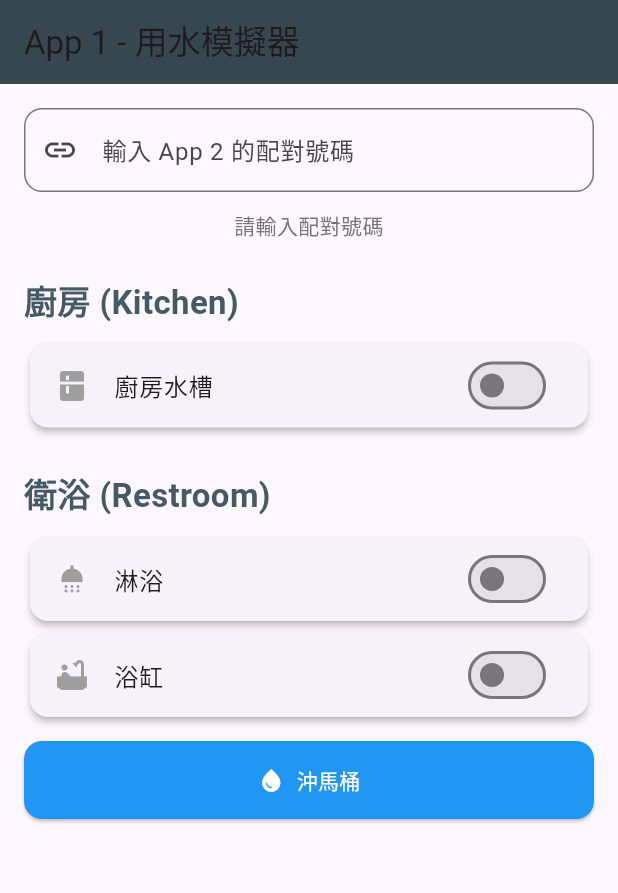
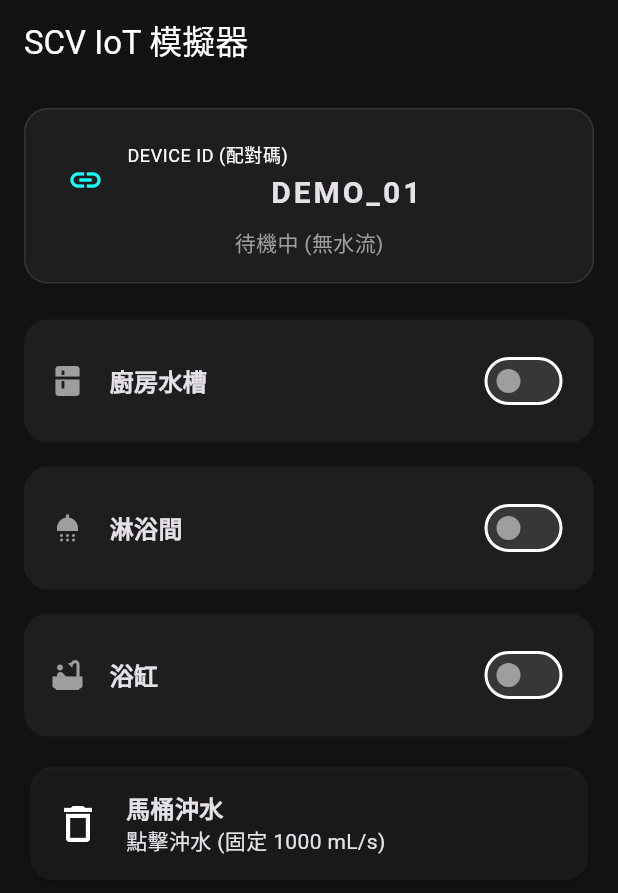
Before and after one commit to min20120907/SCV-Water-Emulator, a Flutter app: the screen it shows after launch, on a phone screen of 412 x 824 dp. Shown: the top 893 px of the screen. Run offline on Flutter 3.47's test engine with Material 3 defaults, Android fonts, the phone set to English and light mode, and no system bars; our stand-ins replace cloud_firestore, firebase_core, flutter_riverpod; accounts and stored records are empty.

Commit message:
Refactor .gitignore, update dependencies in pubspec.lock, and enhance main.dart with improved flow rate management and UI updates.

```diff
--- a/lib/main.dart
+++ b/lib/main.dart
@@ -1,25 +1,19 @@
+import 'dart:async';
+import 'dart:math';
+
+import 'package:cloud_firestore/cloud_firestore.dart';
+import 'package:firebase_core/firebase_core.dart';
 import 'package:flutter/material.dart';
 import 'package:flutter_riverpod/flutter_riverpod.dart';
-import 'package:cloud_firestore/cloud_firestore.dart';
-import 'package:firebase_core/firebase_core.dart';
-import 'dart:async';
 
-import 'package:scv_water_emu/firebase_options.dart';
+import 'firebase_options.dart';
 
-// --- 您需要_Initialize Firebase---
-// 1. 請先確保您已設定 Firebase 專案並將 google-services.json (Android) / GoogleService-Info.plist (iOS) 加入
-// 2. 在 pubspec.yaml 加入:
-//    flutter_riverpod: ^2.5.1
-//    firebase_core: ^2.27.2
-//    cloud_firestore: ^4.15.10
-//
-// 3. 您的 main.dart 應如下所示:
 void main() async {
   WidgetsFlutterBinding.ensureInitialized();
   await Firebase.initializeApp(
-    options: DefaultFirebaseOptions.currentPlatform, // 如果您使用 FlutterFire CLI
+    options: DefaultFirebaseOptions.currentPlatform,
   );
-  runApp(ProviderScope(child: MyApp()));
+  runApp(const ProviderScope(child: MyApp()));
 }
 
 class MyApp extends StatelessWidget {
@@ -27,278 +21,373 @@ class MyApp extends StatelessWidget {
 
   @override
   Widget build(BuildContext context) {
-    return MaterialApp(title: 'SCV Water Emulator', home: WaterSimulatorApp());
+    return MaterialApp(
+      title: 'SCV Water Emulator',
+      debugShowCheckedModeBanner: false,
+      theme: ThemeData.dark().copyWith(
+        primaryColor: Colors.cyanAccent,
+        scaffoldBackgroundColor: const Color(0xFF121212),
+        colorScheme: const ColorScheme.dark(
+          primary: Colors.cyanAccent,
+          secondary: Colors.blueAccent,
+          surface: Color(0xFF1E1E1E),
+        ),
+        sliderTheme: const SliderThemeData(
+          showValueIndicator: ShowValueIndicator.onDrag,
+        ),
+      ),
+      home: const WaterSimulatorApp(),
+    );
   }
 }
-// --- Firebase 結束 ---
 
-// --- 定義水流速率 (mL/秒) ---
-const double kitchenSinkFlow = 65.0;
-const double showerFlow = 65.0;
-const double bathtubFlow = 65.0;
-const double toiletFlushFlow = 1000.0; // 假設沖 5 秒
-const int toiletFlushDuration = 5; // 沖水持續秒數
-// ---
+final kitchenActiveProvider = StateProvider<bool>((ref) => false);
+final kitchenFlowRateProvider = StateProvider<double>((ref) => 65.0);
 
-// --- 狀態管理 (Riverpod) ---
-// 廚房
-final kitchenSinkProvider = StateProvider<bool>((ref) => false);
-// 衛浴
-final showerProvider = StateProvider<bool>((ref) => false);
-final bathtubProvider = StateProvider<bool>((ref) => false);
-final toiletFlushingProvider = StateProvider<bool>((ref) => false); // 是否正在沖馬桶
-final toiletFlushTimerProvider = StateProvider<int>((ref) => 0); // 沖水剩餘秒數
-// ---
+final showerActiveProvider = StateProvider<bool>((ref) => false);
+final showerFlowRateProvider = StateProvider<double>((ref) => 80.0);
+
+final bathtubActiveProvider = StateProvider<bool>((ref) => false);
+final bathtubFlowRateProvider = StateProvider<double>((ref) => 120.0);
+
+final toiletFlushingProvider = StateProvider<bool>((ref) => false);
+final toiletFlushDurationProvider = StateProvider<int>((ref) => 0);
+const double toiletFlushFlowRate = 1000.0;
+const int toiletFlushSeconds = 5;
 
 class WaterSimulatorApp extends ConsumerStatefulWidget {
   const WaterSimulatorApp({super.key});
 
   @override
-  _WaterSimulatorAppState createState() => _WaterSimulatorAppState();
+  ConsumerState<WaterSimulatorApp> createState() => _WaterSimulatorAppState();
 }
 
 class _WaterSimulatorAppState extends ConsumerState<WaterSimulatorApp> {
   final TextEditingController _pairingCodeController = TextEditingController();
   Timer? _simulationTimer;
-  String _statusMessage = "尚未連線";
+  Timer? _toiletCountdownTimer;
+  final Random _random = Random();
+  String _statusMessage = "準備就緒";
+  bool _isSending = false;
 
   @override
   void initState() {
     super.initState();
-    // 啟動每秒一次的模擬計時器
+    _pairingCodeController.text = "DEMO_01";
     _startSimulationLoop();
   }
 
   @override
   void dispose() {
     _simulationTimer?.cancel();
+    _toiletCountdownTimer?.cancel();
     _pairingCodeController.dispose();
     super.dispose();
   }
 
   void _startSimulationLoop() {
-    _simulationTimer = Timer.periodic(Duration(seconds: 1), (timer) {
-      if (_pairingCodeController.text.isEmpty) {
-        setState(() {
-          _statusMessage = "請輸入配對號碼";
-        });
-        return; // 沒有配對碼，不傳送
-      }
+    _simulationTimer?.cancel();
+    _simulationTimer = Timer.periodic(const Duration(seconds: 3), (timer) {
+      if (_pairingCodeController.text.trim().isEmpty) return;
 
-      // 檢查是否正在沖馬桶
-      _handleToiletFlush();
+      _handleToiletFlushLogic();
 
-      // 讀取目前所有裝置的狀態
-      final isKitchenSinkOn = ref.read(kitchenSinkProvider);
-      final isShowerOn = ref.read(showerProvider);
-      final isBathtubOn = ref.read(bathtubProvider);
-      final isToiletFlushing = ref.read(toiletFlushingProvider);
+      final noise = 0.9 + (_random.nextDouble() * 0.2);
+      final kFlow = ref.read(kitchenActiveProvider)
+          ? ref.read(kitchenFlowRateProvider) * noise
+          : 0.0;
+      final sFlow = ref.read(showerActiveProvider)
+          ? ref.read(showerFlowRateProvider) * noise
+          : 0.0;
+      final bFlow = ref.read(bathtubActiveProvider)
+          ? ref.read(bathtubFlowRateProvider) * noise
+          : 0.0;
+      final tFlow = ref.read(toiletFlushingProvider) ? toiletFlushFlowRate : 0.0;
 
-      // --- 計算總水量 (疊加) ---
-      double kitchenTotalML = 0;
-      if (isKitchenSinkOn) {
-        kitchenTotalML += kitchenSinkFlow;
-      }
-
-      double restroomTotalML = 0;
-      if (isShowerOn) {
-        restroomTotalML += showerFlow;
-      }
-      if (isBathtubOn) {
-        restroomTotalML += bathtubFlow;
-      }
-      if (isToiletFlushing) {
-        restroomTotalML += toiletFlushFlow;
-      }
-      // ---
+      final totalFlow = kFlow + sFlow + bFlow + tFlow;
 
       setState(() {
-        _statusMessage =
-            "傳送中... (廚房: ${kitchenTotalML}mL/s, 衛浴: ${restroomTotalML}mL/s)";
+        _isSending = totalFlow > 0;
+        _statusMessage = _isSending
+            ? "上傳中... 總流量: ${totalFlow.toStringAsFixed(1)} mL/s"
+            : "待機中 (無水流)";
       });
 
-      // --- 傳送資料到 Firebase ---
-      if (kitchenTotalML > 0) {
-        _sendData("KITCHEN", kitchenTotalML);
+      if (totalFlow > 0) {
+        _sendData({
+          'kitchen_flow': double.parse(kFlow.toStringAsFixed(1)),
+          'shower_flow': double.parse(sFlow.toStringAsFixed(1)),
+          'bathtub_flow': double.parse(bFlow.toStringAsFixed(1)),
+          'toilet_flow': double.parse(tFlow.toStringAsFixed(1)),
+        });
       }
-      if (restroomTotalML > 0) {
-        _sendData("RESTROOM", restroomTotalML);
-      }
-      // ---
     });
   }
 
-  // 處理馬桶沖水計時
-  void _handleToiletFlush() {
-    if (ref.read(toiletFlushingProvider)) {
-      int remaining = ref.read(toiletFlushTimerProvider);
-      if (remaining > 0) {
-        ref.read(toiletFlushTimerProvider.notifier).state = remaining - 1;
-      } else {
-        // 沖水結束
-        ref.read(toiletFlushingProvider.notifier).state = false;
-      }
+  void _handleToiletFlushLogic() {
+    if (!ref.read(toiletFlushingProvider)) return;
+
+    final remaining = ref.read(toiletFlushDurationProvider);
+    if (remaining <= 0) {
+      ref.read(toiletFlushingProvider.notifier).state = false;
     }
   }
 
-  // 觸發沖馬桶
   void _flushToilet() {
-    if (!ref.read(toiletFlushingProvider)) {
-      ref.read(toiletFlushingProvider.notifier).state = true;
-      ref.read(toiletFlushTimerProvider.notifier).state = toiletFlushDuration;
-    }
+    if (ref.read(toiletFlushingProvider)) return;
+
+    ref.read(toiletFlushingProvider.notifier).state = true;
+    ref.read(toiletFlushDurationProvider.notifier).state = toiletFlushSeconds;
+
+    _toiletCountdownTimer?.cancel();
+    _toiletCountdownTimer = Timer.periodic(const Duration(seconds: 1), (timer) {
+      if (!mounted) {
+        timer.cancel();
+        return;
+      }
+      final remaining = ref.read(toiletFlushDurationProvider);
+      if (remaining > 0) {
+        ref.read(toiletFlushDurationProvider.notifier).state = remaining - 1;
+      } else {
+        ref.read(toiletFlushingProvider.notifier).state = false;
+        timer.cancel();
+      }
+    });
   }
 
-  // 傳送資料
-  Future<void> _sendData(String location, double amountML) async {
-    final pairingCode = _pairingCodeController.text;
-    if (pairingCode.isEmpty) return;
+  Future<void> _sendData(Map<String, dynamic> data) async {
+    final deviceId = _pairingCodeController.text.trim();
+    if (deviceId.isEmpty) return;
 
     try {
-      // 這會在 'channels' 集合中找到 {pairingCode} 文件，
-      // 並在底下的 'logs' 子集合中新增一筆資料
       await FirebaseFirestore.instance
-          .collection('channels')
-          .doc(pairingCode)
-          .collection('logs')
+          .collection('readings')
+          .doc(deviceId)
+          .collection('stream')
           .add({
-            'location': location,
-            'amountML': amountML,
-            'timestamp': FieldValue.serverTimestamp(), // 使用伺服器時間
+            ...data,
+            'timestamp': FieldValue.serverTimestamp(),
           });
     } catch (e) {
-      // 實際應用中應處理錯誤
-      print("Firebase 傳送失敗: $e");
-      setState(() {
-        _statusMessage = "錯誤：傳送失敗";
-      });
+      debugPrint("Error: $e");
     }
   }
 
   @override
   Widget build(BuildContext context) {
-    // 監聽馬桶剩餘秒數以更新 UI
-    final toiletTimeLeft = ref.watch(toiletFlushTimerProvider);
+    final panelDecoration = BoxDecoration(
+      color: Colors.white.withAlpha(13),
+      borderRadius: BorderRadius.circular(16),
+      border: Border.all(color: Colors.white10),
+    );
 
     return Scaffold(
       appBar: AppBar(
-        title: Text('App 1 - 用水模擬器'),
-        backgroundColor: Colors.blueGrey[800],
+        title: const Text('SCV IoT 模擬器'),
+        backgroundColor: Colors.transparent,
+        elevation: 0,
+        actions: [
+          if (_isSending)
+            const Padding(
+              padding: EdgeInsets.only(right: 16),
+              child: Icon(Icons.cloud_upload, color: Colors.cyanAccent),
+            ),
+        ],
       ),
       body: SingleChildScrollView(
-        padding: const EdgeInsets.all(16.0),
+        padding: const EdgeInsets.all(16),
         child: Column(
-          crossAxisAlignment: CrossAxisAlignment.stretch,
           children: [
-            // --- 配對區 ---
-            TextField(
-              controller: _pairingCodeController,
-              decoration: InputDecoration(
-                labelText: '輸入 App 2 的配對號碼',
-                border: OutlineInputBorder(
-                  borderRadius: BorderRadius.circular(12),
-                ),
-                prefixIcon: Icon(Icons.link),
+            Container(
+              padding: const EdgeInsets.all(16),
+              decoration: panelDecoration,
+              child: Column(
+                children: [
+                  TextField(
+                    controller: _pairingCodeController,
+                    textAlign: TextAlign.center,
+                    style: const TextStyle(
+                      fontSize: 20,
+                      letterSpacing: 2,
+                      fontWeight: FontWeight.bold,
+                    ),
+                    decoration: const InputDecoration(
+                      labelText: 'DEVICE ID (配對碼)',
+                      border: InputBorder.none,
+                      prefixIcon: Icon(Icons.link, color: Colors.cyanAccent),
+                    ),
+                  ),
+                  Text(
+                    _statusMessage,
+                    style: TextStyle(
+                      color: _isSending ? Colors.cyanAccent : Colors.grey,
+                    ),
+                  ),
+                ],
               ),
-              keyboardType: TextInputType.number,
             ),
-            SizedBox(height: 12),
-            Text(
-              _statusMessage,
-              textAlign: TextAlign.center,
-              style: TextStyle(color: Colors.grey[600]),
+            const SizedBox(height: 24),
+            DeviceControlCard(
+              name: "廚房水槽",
+              icon: Icons.kitchen,
+              color: Colors.orangeAccent,
+              activeProvider: kitchenActiveProvider,
+              flowRateProvider: kitchenFlowRateProvider,
+              maxFlow: 150.0,
             ),
-            SizedBox(height: 24),
-
-            // --- 廚房區 ---
-            _buildSectionHeader('廚房 (Kitchen)'),
-            _buildWaterControlTile(
-              title: '廚房水槽',
-              icon: Icons.kitchen,
-              provider: kitchenSinkProvider,
+            DeviceControlCard(
+              name: "淋浴間",
+              icon: Icons.shower,
+              color: Colors.blueAccent,
+              activeProvider: showerActiveProvider,
+              flowRateProvider: showerFlowRateProvider,
+              maxFlow: 200.0,
             ),
-
-            SizedBox(height: 24),
-
-            // --- 衛浴區 ---
-            _buildSectionHeader('衛浴 (Restroom)'),
-            _buildWaterControlTile(
-              title: '淋浴',
-              icon: Icons.shower,
-              provider: showerProvider,
+            DeviceControlCard(
+              name: "浴缸",
+              icon: Icons.bathtub,
+              color: Colors.purpleAccent,
+              activeProvider: bathtubActiveProvider,
+              flowRateProvider: bathtubFlowRateProvider,
+              maxFlow: 300.0,
             ),
-            _buildWaterControlTile(
-              title: '浴缸',
-              icon: Icons.bathtub,
-              provider: bathtubProvider,
-            ),
-            SizedBox(height: 12),
-            ElevatedButton.icon(
-              icon: Icon(Icons.water_drop),
-              label: Text(
-                ref.watch(toiletFlushingProvider)
-                    ? '沖水中... (${toiletTimeLeft}s)'
-                    : '沖馬桶',
-              ),
-              style: ElevatedButton.styleFrom(
-                backgroundColor: ref.watch(toiletFlushingProvider)
-                    ? Colors.redAccent
-                    : Colors.blue,
-                foregroundColor: Colors.white,
-                padding: EdgeInsets.symmetric(vertical: 16),
-                shape: RoundedRectangleBorder(
-                  borderRadius: BorderRadius.circular(12),
-                ),
-              ),
-              onPressed: ref.watch(toiletFlushingProvider)
-                  ? null
-                  : _flushToilet,
-            ),
+            _buildToiletCard(),
           ],
         ),
       ),
     );
   }
 
-  Widget _buildSectionHeader(String title) {
-    return Padding(
-      padding: const EdgeInsets.only(bottom: 8.0),
-      child: Text(
-        title,
-        style: TextStyle(
-          fontSize: 22,
-          fontWeight: FontWeight.bold,
-          color: Colors.blueGrey[700],
+  Widget _buildToiletCard() {
+    final isFlushing = ref.watch(toiletFlushingProvider);
+    final timeLeft = ref.watch(toiletFlushDurationProvider);
+
+    return Card(
+      color: isFlushing
+          ? Colors.redAccent.withAlpha(51)
+          : Colors.white.withAlpha(13),
+      shape: RoundedRectangleBorder(borderRadius: BorderRadius.circular(16)),
+      child: InkWell(
+        onTap: isFlushing ? null : _flushToilet,
+        borderRadius: BorderRadius.circular(16),
+        child: Padding(
+          padding: const EdgeInsets.all(16),
+          child: Row(
+            children: [
+              const Icon(Icons.delete_outline, size: 32),
+              const SizedBox(width: 16),
+              Column(
+                crossAxisAlignment: CrossAxisAlignment.start,
+                children: [
+                  const Text(
+                    "馬桶沖水",
+                    style: TextStyle(fontSize: 16, fontWeight: FontWeight.bold),
+                  ),
+                  Text(isFlushing ? "沖水中... ${timeLeft}s" : "點擊沖水 (固定 1000 mL/s)"),
+                ],
+              ),
+            ],
+          ),
         ),
       ),
     );
   }
+}
 
-  Widget _buildWaterControlTile({
-    required String title,
-    required IconData icon,
-    required StateProvider<bool> provider,
-  }) {
-    // 使用 Consumer 來重建這個小組件
-    return Consumer(
-      builder: (context, ref, child) {
-        final isOn = ref.watch(provider);
-        return Card(
-          elevation: 2,
-          shape: RoundedRectangleBorder(
-            borderRadius: BorderRadius.circular(12),
+class DeviceControlCard extends ConsumerWidget {
+  final String name;
+  final IconData icon;
+  final Color color;
+  final StateProvider<bool> activeProvider;
+  final StateProvider<double> flowRateProvider;
+  final double maxFlow;
+
+  const DeviceControlCard({
+    super.key,
+    required this.name,
+    required this.icon,
+    required this.color,
+    required this.activeProvider,
+    required this.flowRateProvider,
+    this.maxFlow = 200.0,
+  });
+
+  @override
+  Widget build(BuildContext context, WidgetRef ref) {
+    final isActive = ref.watch(activeProvider);
+    final flowRate = ref.watch(flowRateProvider);
+
+    final bgColor = isActive ? color.withAlpha(25) : Colors.white.withAlpha(13);
+    final borderColor = isActive ? color.withAlpha(128) : Colors.transparent;
+
+    return Container(
+      margin: const EdgeInsets.only(bottom: 16),
+      padding: const EdgeInsets.all(16),
+      decoration: BoxDecoration(
+        color: bgColor,
+        borderRadius: BorderRadius.circular(16),
+        border: Border.all(color: borderColor),
+      ),
+      child: Column(
+        children: [
+          Row(
+            children: [
+              Icon(icon, color: isActive ? color : Colors.grey),
+              const SizedBox(width: 16),
+              Expanded(
+                child: Text(
+                  name,
+                  style: const TextStyle(
+                    fontSize: 16,
+                    fontWeight: FontWeight.bold,
+                  ),
+                ),
+              ),
+              Switch(
+                value: isActive,
+                thumbColor: WidgetStateProperty.resolveWith<Color>((states) {
+                  if (states.contains(WidgetState.selected)) return color;
+                  return Colors.grey;
+                }),
+                trackColor: WidgetStateProperty.resolveWith<Color>((states) {
+                  if (states.contains(WidgetState.selected)) {
+                    return color.withAlpha(100);
+                  }
+                  return Colors.grey.withAlpha(50);
+                }),
+                onChanged: (val) => ref.read(activeProvider.notifier).state = val,
+              ),
+            ],
           ),
-          child: SwitchListTile(
-            title: Text(title, style: TextStyle(fontWeight: FontWeight.w500)),
-            secondary: Icon(icon, color: isOn ? Colors.blue : Colors.grey),
-            value: isOn,
-            onChanged: (bool value) {
-              ref.read(provider.notifier).state = value;
-            },
-            activeThumbColor: Colors.blueAccent,
-          ),
-        );
-      },
+          if (isActive) ...[
+            const Divider(),
+            Row(
+              mainAxisAlignment: MainAxisAlignment.spaceBetween,
+              children: [
+                const Text("流速設定"),
+                Text(
+                  "${flowRate.round()} mL/s",
+                  style: TextStyle(color: color, fontWeight: FontWeight.bold),
+                ),
+              ],
+            ),
+            SliderTheme(
+              data: SliderTheme.of(context).copyWith(
+                activeTrackColor: color,
+                thumbColor: color,
+                inactiveTrackColor: Colors.grey.withAlpha(70),
+              ),
+              child: Slider(
+                value: flowRate,
+                min: 0,
+                max: maxFlow,
+                divisions: maxFlow ~/ 5,
+                onChanged: (val) => ref.read(flowRateProvider.notifier).state = val,
+              ),
+            ),
+          ],
+        ],
+      ),
     );
   }
 }
```
Also changed, not shown: pubspec.lock, 3 other files.
